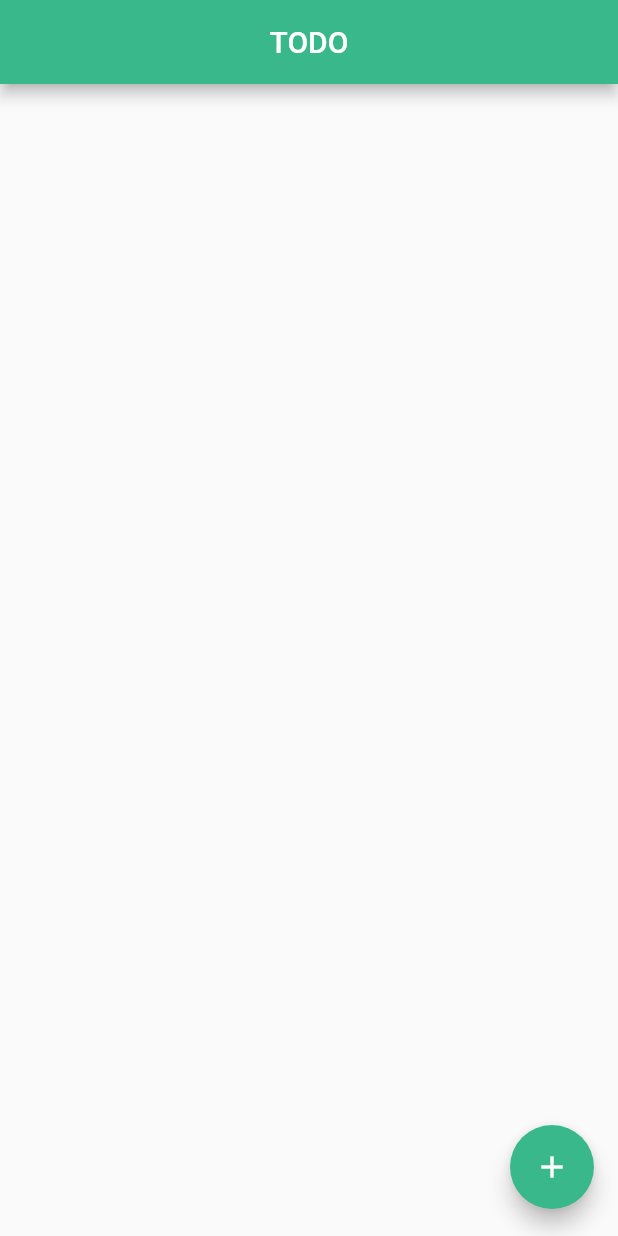
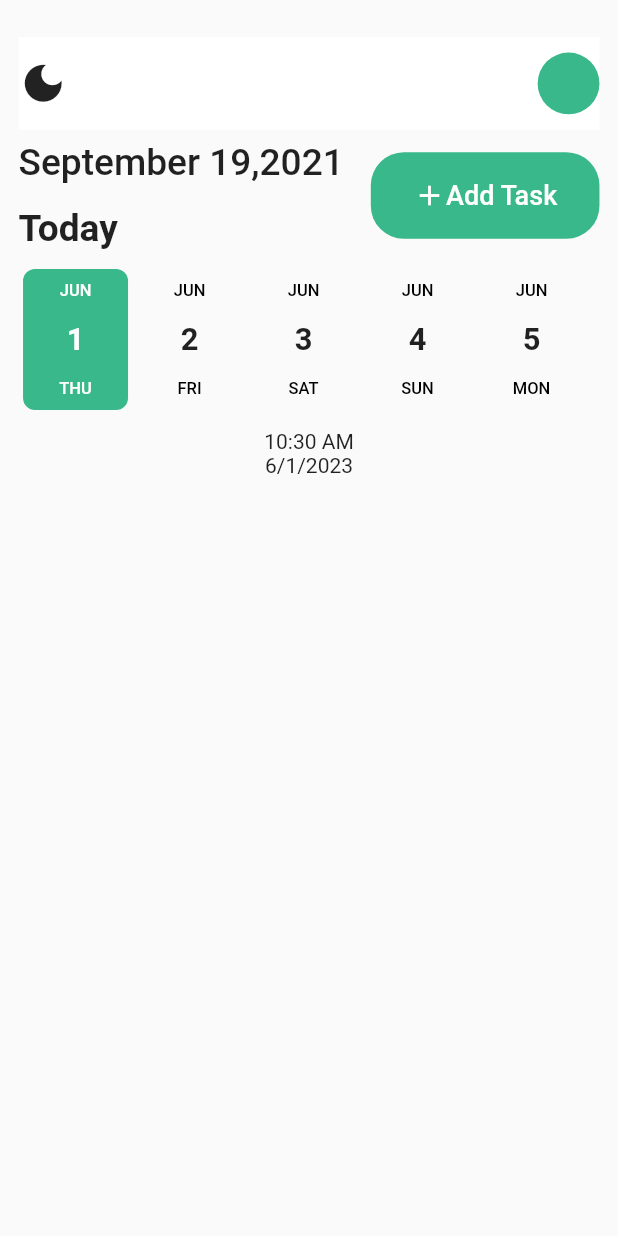
Before and after one commit to isavtars/todo, a Flutter app: the screen it shows after launch, on a phone screen of 412 x 824 dp. Run offline on Flutter 3.47's test engine with Material 2 defaults, Android fonts, the light colour scheme and no system bars; drawn by our look-alikes of date_picker_timeline; our stand-ins replace get, google_fonts, sqflite; accounts and stored records are empty; Roboto replaces fonts that are missing (Questrial).

Commit message:
time selected not working

```diff
--- a/lib/constant/app_styles.dart
+++ /dev/null
@@ -1,4 +0,0 @@
-import 'dart:ui';
-
-const Color kprimarycolor = Color(0xff38B88B);
-const Color ksecondaryColor = Color(0xff333A4D);
--- /dev/null
+++ b/lib/logic/bainding/bainding.dart
@@ -0,0 +1,8 @@
+import 'package:get/get.dart';
+
+class MyBainding implements Bindings {
+  @override
+  void dependencies() {
+    Get.lazyPut(() => null);
+  }
+}
--- a/lib/main.dart
+++ b/lib/main.dart
@@ -1,6 +1,7 @@
 import 'package:flutter/material.dart';
-
-import 'screen/splashscreen.dart';
+import 'package:get/get.dart';
+import 'package:sqllite/logic/bainding/bainding.dart';
+import 'package:sqllite/screen/home_screen2.dart';
 
 void main() {
   runApp(const MyApp());
@@ -10,13 +11,14 @@ class MyApp extends StatelessWidget {
   const MyApp({super.key});
   @override
   Widget build(BuildContext context) {
-    return MaterialApp(
+    return GetMaterialApp(
       title: 'sqlcrud',
       debugShowCheckedModeBanner: false,
       theme: ThemeData(
         primarySwatch: Colors.blue,
       ),
-      home: const SplashScreen(),
+      home: const HomeScreen2(),
+      initialBinding: MyBainding(),
     );
   }
 }
--- /dev/null
+++ b/lib/screen/home_screen2.dart
@@ -0,0 +1,137 @@
+import 'package:date_picker_timeline/date_picker_widget.dart';
+import 'package:flutter/material.dart';
+import 'package:intl/intl.dart';
+
+import 'package:sqllite/utils/sizeconfig.dart';
+
+import '../utils/app_styles.dart';
+
+import 'addtask.dart';
+import 'widgets/customebtns.dart';
+
+class HomeScreen2 extends StatefulWidget {
+  const HomeScreen2({super.key});
+
+  @override
+  State<HomeScreen2> createState() => _HomeScreen2State();
+}
+
+class _HomeScreen2State extends State<HomeScreen2> {
+  DateTime selecteddate = DateTime.now();
+
+  @override
+  Widget build(BuildContext context) {
+    SizeConfig().init(context);
+
+    return Scaffold(
+      body: Container(
+        margin: EdgeInsets.only(top: SizeConfig.blockSizeHorizantal! * 6),
+        padding: EdgeInsets.symmetric(
+            horizontal: SizeConfig.blockSizeHorizantal! * 3),
+        child: Column(children: [
+          //header
+          header(icon: Icons.light),
+          SizedBox(
+            height: SizeConfig.blockSizeHorizantal! * 1.8,
+          ),
+          //aadtask
+          _addtask(),
+
+          Container(
+            // height: SizeConfig.blockSizeHorizantal! * 25,
+            child: DatePicker(
+              DateTime.now(),
+              height: 100,
+              width: 70,
+              initialSelectedDate: DateTime.now(),
+              selectedTextColor: Colors.white,
+              selectionColor: kprimarycolor,
+              dateTextStyle: kQuestrialSemibold.copyWith(
+                  fontSize: SizeConfig.blockSizeHorizantal! * 5),
+              onDateChange: (seldate) {
+                setState(() {
+                  selecteddate = seldate;
+                });
+              },
+            ),
+          ),
+          const SizedBox(
+            height: 10,
+          ),
+          Text('${DateFormat("hh:mm a").format(selecteddate)}'),
+           Text('${DateFormat.yMd().format(selecteddate)}')
+        ]),
+      ),
+    );
+  }
+
+//header
+  Container header({required IconData icon}) {
+    return Container(
+      color: Colors.white,
+      height: SizeConfig.blockSizeHorizantal! * 15,
+      child: Row(
+        mainAxisAlignment: MainAxisAlignment.spaceBetween,
+        crossAxisAlignment: CrossAxisAlignment.center,
+        children: [
+          Icon(
+            Icons.dark_mode,
+            size: SizeConfig.blockSizeHorizantal! * 8,
+          ),
+          CircleAvatar(
+            radius: SizeConfig.blockSizeHorizantal! * 5,
+            backgroundColor: kprimarycolor,
+          )
+        ],
+      ),
+    );
+  }
+
+  //aadtask
+  Container _addtask() {
+    return Container(
+      height: SizeConfig.blockSizeHorizantal! * 20,
+      width: double.maxFinite,
+      // color: Colors.red,
+      child: Column(children: [
+        Row(
+          mainAxisAlignment: MainAxisAlignment.spaceBetween,
+          crossAxisAlignment: CrossAxisAlignment.center,
+          children: [
+            Column(
+              mainAxisAlignment: MainAxisAlignment.start,
+              crossAxisAlignment: CrossAxisAlignment.start,
+              children: [
+                Text(
+                  "September 19,2021",
+                  style: kQuestrialMedium.copyWith(
+                      fontSize: SizeConfig.blockSizeHorizantal! * 6),
+                ),
+                SizedBox(
+                  height: SizeConfig.blockSizeVertical! * 1.8,
+                ),
+                Text("Today",
+                    style: kQuestrialBold.copyWith(
+                        fontSize: SizeConfig.blockSizeHorizantal! * 6))
+              ],
+            ),
+
+            //btn
+            CustomeBtn(
+              icons: Icons.add,
+              bthTitles: "Add Task",
+              onpressed: () {
+                Navigator.push(
+                    context,
+                    MaterialPageRoute(
+                        builder: (context) => const AddTaskScreenn()));
+              },
+              height: SizeConfig.blockSizeVertical! * 7,
+              width: SizeConfig.blockSizeHorizantal! * 37,
+            ),
+          ],
+        )
+      ]),
+    );
+  }
+}
--- /dev/null
+++ b/lib/screen/widgets/customebtns.dart
@@ -0,0 +1,45 @@
+import 'package:flutter/material.dart';
+import 'package:sqllite/utils/app_styles.dart';
+
+class CustomeBtn extends StatelessWidget {
+  const CustomeBtn(
+      {super.key,
+      required this.icons,
+      required this.bthTitles,
+      this.height = 50.0,
+      this.width = 100.0, required this.onpressed});
+
+  final IconData icons;
+  final String bthTitles;
+  final double height;
+  final double width;
+  final VoidCallback onpressed;
+
+  @override
+  Widget build(BuildContext context) {
+    return GestureDetector(
+      onTap: onpressed,
+      child: Container(
+        height: height,
+        width: width,
+        decoration: BoxDecoration(
+            color: kprimarycolor, borderRadius: BorderRadius.circular(22)),
+        child: Row(
+            crossAxisAlignment: CrossAxisAlignment.center,
+            mainAxisAlignment: MainAxisAlignment.center,
+            children: [
+              Icon(
+                icons,
+                size: 22,
+                color: Colors.white,
+              ),
+              Text(
+                bthTitles,
+                style: kQuestrialMedium.copyWith(
+                    color: Colors.white, fontSize: 18),
+              )
+            ]),
+      ),
+    );
+  }
+}
--- /dev/null
+++ b/lib/utils/app_styles.dart
@@ -0,0 +1,25 @@
+import 'package:flutter/material.dart';
+import 'package:google_fonts/google_fonts.dart';
+
+const Color kprimarycolor = Color(0xff38B88B);
+const Color ksecondaryColor = Color(0xff333A4D);
+
+final kQuestrialsBold = GoogleFonts.questrial(
+  fontWeight: FontWeight.w700,
+);
+
+final kQuestrialBold = GoogleFonts.questrial(
+  fontWeight: FontWeight.w700,
+);
+
+final kQuestrialSemibold = GoogleFonts.questrial(
+  fontWeight: FontWeight.w600,
+);
+
+final kQuestrialMedium = GoogleFonts.questrial(
+  fontWeight: FontWeight.w500,
+);
+
+final kQuestrialRegular = GoogleFonts.questrial(
+  fontWeight: FontWeight.w400,
+);
--- /dev/null
+++ b/lib/utils/sizeconfig.dart
@@ -0,0 +1,18 @@
+import 'package:flutter/material.dart';
+
+class SizeConfig {
+  static MediaQueryData? _mediaQueryData;
+  static double? screenWidth;
+  static double? screenHeight;
+  static double? blockSizeHorizantal;
+  static double? blockSizeVertical;
+
+  void init(BuildContext context) {
+    _mediaQueryData = MediaQuery.of(context);
+
+    screenHeight = _mediaQueryData!.size.height;
+    screenWidth = _mediaQueryData!.size.width;
+    blockSizeHorizantal = screenWidth! / 100;
+    blockSizeVertical = screenHeight! / 100;
+  }
+}
--- a/pubspec.yaml
+++ b/pubspec.yaml
@@ -35,6 +35,11 @@ dependencies:
   # Use with the CupertinoIcons class for iOS style icons.
   cupertino_icons: ^1.0.2
   sqflite: ^2.2.6
+  google_fonts: ^4.0.5
+  get: ^4.6.5
+  flutter_date_picker_timeline: ^0.3.3
+  date_picker_timeline: ^1.2.3
+  intl: ^0.17.0
 
 dev_dependencies:
   flutter_test:
```
Also changed, not shown: lib/screen/addtask.dart (added, +242 -0 lines), lib/screen/splashscreen.dart (+6 -4 lines), lib/screen/v1/home_screen.dart (renamed from lib/screen/home_screen.dart, +3 -5 lines), lib/screen/widgets/customeInpust.dart (added, +59 -0 lines), lib/resources/sql_lite_helper.dart (renamed from lib/sql_lite_helper.dart), lib/screen/v1/add_totask.dart (renamed from lib/screen/add_totask.dart), lib/screen/v1/showsnackbar.dart (renamed from lib/widgets/showsnackbar.dart), pubspec.lock, 1 other file.
